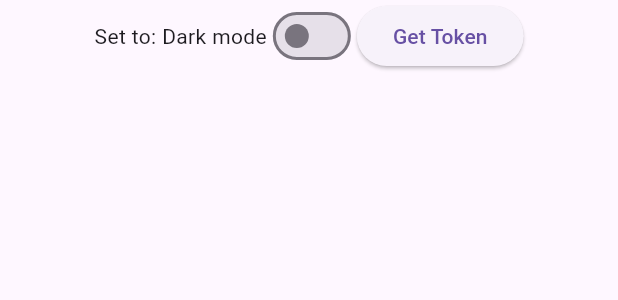
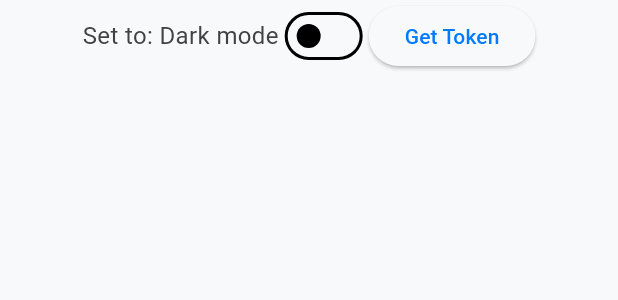
Before and after one commit to ddkktt/moviles, a Flutter app: the SettingsScreen widget shown alone on an empty page, opened directly, on a phone screen of 412 x 824 dp. Shown: the top 300 px of the screen. Run offline on Flutter 3.47's test engine with Material 3 defaults, Android fonts, the light colour scheme and no system bars; our stand-ins replace bloc, cloud_firestore, equatable, firebase_auth, firebase_core, firebase_messaging and 3 more; missing offline and left inert: firebase_ui_auth, flutter_scan_barcode, map_launcher; accounts and stored records are empty.

Commit message:
se arreglo el modo oscuro

```diff
--- a/entregafinal/lib/screens/main_screen.dart
+++ b/entregafinal/lib/screens/main_screen.dart
@@ -59,7 +59,7 @@ class _MainScreenState extends State<MainScreen> {
               onPressed: () {
                 Navigator.push(context, MaterialPageRoute(builder: (context) => const ProfileScreen()));
               },
-              icon: const Icon(Icons.account_circle, color: Colors.blue,)),
+              icon: const Icon(Icons.account_circle, color: Color.fromARGB(255, 255, 255, 255),)),
           )
         ]
       ),
--- a/entregafinal/lib/screens/settings.dart
+++ b/entregafinal/lib/screens/settings.dart
@@ -12,10 +12,10 @@ class SettingsScreen extends StatefulWidget {
 }
 
 class _SettingsScreenState extends State<SettingsScreen> {
-
   @override
   Widget build(BuildContext context) {
-    final themeProvider = Provider.of<ThemeProvider>(context, listen: false);
+    final themeProvider = Provider.of<ThemeProvider>(context); // listen: true
+
     return Row(
       mainAxisAlignment: MainAxisAlignment.center,
       children: [
@@ -24,15 +24,14 @@ class _SettingsScreenState extends State<SettingsScreen> {
           value: themeProvider.inDarkMode,
           activeColor: Theme.of(context).colorScheme.secondary,
           onChanged: (bool value) {
-            // This is called when the user toggles the switch.
-            setState(() {
-              themeProvider.toggleTheme();
-            });
+            // Cambia el tema directamente
+            themeProvider.toggleTheme();
           },
         ),
-        const ElevatedButton(
-            onPressed: _getToken,
-            child: Text("Get Token"))
+        ElevatedButton(
+          onPressed: _getToken,
+          child: const Text("Get Token"),
+        ),
       ],
     );
   }
--- a/entregafinal/lib/themes/themes.dart
+++ b/entregafinal/lib/themes/themes.dart
@@ -3,21 +3,43 @@ import 'package:flutter/material.dart';
 ThemeData lightMode = ThemeData(
   brightness: Brightness.light,
   colorScheme: const ColorScheme.light(
-    surface: Color.fromRGBO(251, 251, 251, 1),
-    primary: Color.fromRGBO(198, 231, 255, 1),
-    onPrimary: Color.fromRGBO(11, 52, 77, 1),
-    secondary: Color.fromRGBO(212, 246, 255, 1),
-    tertiary: Color.fromRGBO(255, 221, 174, 1),
+    surface: Color(0xFFF8F9FA), // Fondo claro neutro
+    primary: Color(0xFF007BFF), // Azul vibrante
+    onPrimary: Color(0xFFFFFFFF), // Texto blanco sobre azul
+    secondary: Color(0xFFE3F2FD), // Azul claro pastel
+    onSecondary: Color(0xFF0D47A1), // Texto azul oscuro sobre secundario
+    tertiary: Color(0xFFFFEB3B), // Amarillo cálido para destacar
+    onSurface: Color(0xFF212121), // Texto gris oscuro en fondo claro
+  ),
+  textTheme: const TextTheme(
+    bodyLarge: TextStyle(color: Color(0xFF212121), fontSize: 18), // Texto principal
+    bodyMedium: TextStyle(color: Color(0xFF424242), fontSize: 16), // Texto secundario
+  ),
+  appBarTheme: const AppBarTheme(
+    backgroundColor: Color(0xFF007BFF), // Azul vibrante
+    foregroundColor: Colors.white, // Texto blanco en AppBar
+    elevation: 4,
   ),
 );
 
 ThemeData darkMode = ThemeData(
   brightness: Brightness.dark,
   colorScheme: const ColorScheme.dark(
-    surface: Color.fromRGBO(0, 11, 88, 1),
-    primary: Color.fromRGBO(15, 70, 104, 1),
-    onPrimary: Color.fromRGBO(180, 224, 251, 1),
-    secondary: Color.fromRGBO(0, 106, 103, 1),
-    tertiary: Color.fromRGBO(255, 244, 183, 1),
+    surface: Color(0xFF121212), // Fondo oscuro neutro
+    primary: Color(0xFF1E88E5), // Azul vibrante oscuro
+    onPrimary: Color(0xFFFFFFFF), // Texto blanco sobre azul
+    secondary: Color(0xFF004D40), // Verde azulado
+    onSecondary: Color(0xFFA5D6A7), // Texto verde claro sobre secundario
+    tertiary: Color(0xFFFFC107), // Amarillo cálido para destacar
+    onSurface: Color(0xFFE0E0E0), // Texto gris claro en fondo oscuro
+  ),
+  textTheme: const TextTheme(
+    bodyLarge: TextStyle(color: Color(0xFFE0E0E0), fontSize: 18), // Texto principal
+    bodyMedium: TextStyle(color: Color(0xFFBDBDBD), fontSize: 16), // Texto secundario
+  ),
+  appBarTheme: const AppBarTheme(
+    backgroundColor: Color(0xFF1E88E5), // Azul vibrante oscuro
+    foregroundColor: Colors.white, // Texto blanco en AppBar
+    elevation: 4,
   ),
 );
```
Also changed, not shown: entregafinal/lib/main.dart (+5 -8 lines).
